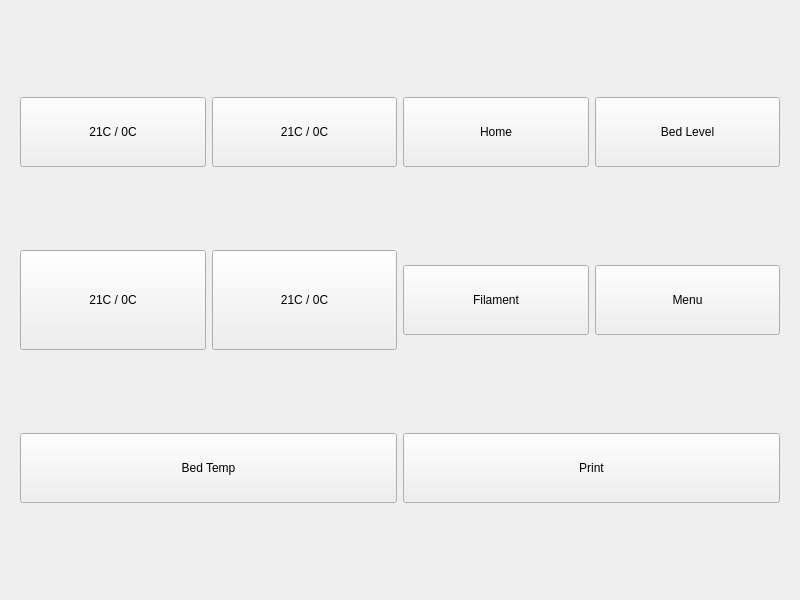
The window that form.ui (cpyarger/inker) describes before a commit, drawn with Qt 5.
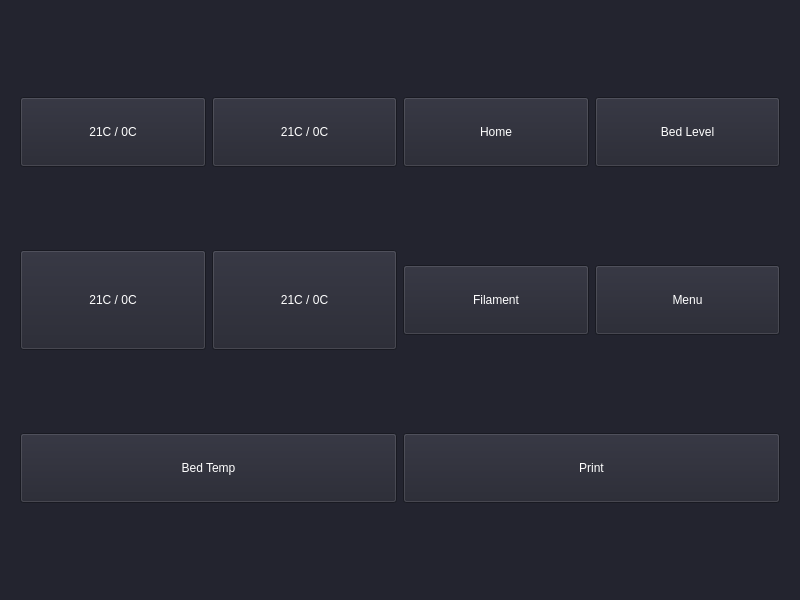
The same window after the commit. Icons and pictures are not drawn.

What changed in the file:
```diff
--- a/form.ui
+++ b/form.ui
@@ -16,6 +16,448 @@
     <verstretch>0</verstretch>
    </sizepolicy>
   </property>
+  <property name="palette">
+   <palette>
+    <active>
+     <colorrole role="WindowText">
+      <brush brushstyle="SolidPattern">
+       <color alpha="255">
+        <red>255</red>
+        <green>255</green>
+        <blue>255</blue>
+       </color>
+      </brush>
+     </colorrole>
+     <colorrole role="Button">
+      <brush brushstyle="SolidPattern">
+       <color alpha="255">
+        <red>35</red>
+        <green>36</green>
+        <blue>47</blue>
+       </color>
+      </brush>
+     </colorrole>
+     <colorrole role="Light">
+      <brush brushstyle="SolidPattern">
+       <color alpha="255">
+        <red>52</red>
+        <green>54</green>
+        <blue>70</blue>
+       </color>
+      </brush>
+     </colorrole>
+     <colorrole role="Midlight">
+      <brush brushstyle="SolidPattern">
+       <color alpha="255">
+        <red>43</red>
+        <green>45</green>
+        <blue>58</blue>
+       </color>
+      </brush>
+     </colorrole>
+     <colorrole role="Dark">
+      <brush brushstyle="SolidPattern">
+       <color alpha="255">
+        <red>17</red>
+        <green>18</green>
+        <blue>23</blue>
+       </color>
+      </brush>
+     </colorrole>
+     <colorrole role="Mid">
+      <brush brushstyle="SolidPattern">
+       <color alpha="255">
+        <red>23</red>
+        <green>24</green>
+        <blue>31</blue>
+       </color>
+      </brush>
+     </colorrole>
+     <colorrole role="Text">
+      <brush brushstyle="SolidPattern">
+       <color alpha="255">
+        <red>255</red>
+        <green>255</green>
+        <blue>255</blue>
+       </color>
+      </brush>
+     </colorrole>
+     <colorrole role="BrightText">
+      <brush brushstyle="SolidPattern">
+       <color alpha="255">
+        <red>255</red>
+        <green>255</green>
+        <blue>255</blue>
+       </color>
+      </brush>
+     </colorrole>
+     <colorrole role="ButtonText">
+      <brush brushstyle="SolidPattern">
+       <color alpha="255">
+        <red>255</red>
+        <green>255</green>
+        <blue>255</blue>
+       </color>
+      </brush>
+     </colorrole>
+     <colorrole role="Base">
+      <brush brushstyle="SolidPattern">
+       <color alpha="255">
+        <red>0</red>
+        <green>0</green>
+        <blue>0</blue>
+       </color>
+      </brush>
+     </colorrole>
+     <colorrole role="Window">
+      <brush brushstyle="SolidPattern">
+       <color alpha="255">
+        <red>35</red>
+        <green>36</green>
+        <blue>47</blue>
+       </color>
+      </brush>
+     </colorrole>
+     <colorrole role="Shadow">
+      <brush brushstyle="SolidPattern">
+       <color alpha="255">
+        <red>0</red>
+        <green>0</green>
+        <blue>0</blue>
+       </color>
+      </brush>
+     </colorrole>
+     <colorrole role="AlternateBase">
+      <brush brushstyle="SolidPattern">
+       <color alpha="255">
+        <red>17</red>
+        <green>18</green>
+        <blue>23</blue>
+       </color>
+      </brush>
+     </colorrole>
+     <colorrole role="ToolTipBase">
+      <brush brushstyle="SolidPattern">
+       <color alpha="255">
+        <red>255</red>
+        <green>255</green>
+        <blue>220</blue>
+       </color>
+      </brush>
+     </colorrole>
+     <colorrole role="ToolTipText">
+      <brush brushstyle="SolidPattern">
+       <color alpha="255">
+        <red>0</red>
+        <green>0</green>
+        <blue>0</blue>
+       </color>
+      </brush>
+     </colorrole>
+     <colorrole role="PlaceholderText">
+      <brush brushstyle="SolidPattern">
+       <color alpha="128">
+        <red>255</red>
+        <green>255</green>
+        <blue>255</blue>
+       </color>
+      </brush>
+     </colorrole>
+    </active>
+    <inactive>
+     <colorrole role="WindowText">
+      <brush brushstyle="SolidPattern">
+       <color alpha="255">
+        <red>255</red>
+        <green>255</green>
+        <blue>255</blue>
+       </color>
+      </brush>
+     </colorrole>
+     <colorrole role="Button">
+      <brush brushstyle="SolidPattern">
+       <color alpha="255">
+        <red>35</red>
+        <green>36</green>
+        <blue>47</blue>
+       </color>
+      </brush>
+     </colorrole>
+     <colorrole role="Light">
+      <brush brushstyle="SolidPattern">
+       <color alpha="255">
+        <red>52</red>
+        <green>54</green>
+        <blue>70</blue>
+       </color>
+      </brush>
+     </colorrole>
+     <colorrole role="Midlight">
+      <brush brushstyle="SolidPattern">
+       <color alpha="255">
+        <red>43</red>
+        <green>45</green>
+        <blue>58</blue>
+       </color>
+      </brush>
+     </colorrole>
+     <colorrole role="Dark">
+      <brush brushstyle="SolidPattern">
+       <color alpha="255">
+        <red>17</red>
+        <green>18</green>
+        <blue>23</blue>
+       </color>
+      </brush>
+     </colorrole>
+     <colorrole role="Mid">
+      <brush brushstyle="SolidPattern">
+       <color alpha="255">
+        <red>23</red>
+        <green>24</green>
+        <blue>31</blue>
+       </color>
+      </brush>
+     </colorrole>
+     <colorrole role="Text">
+      <brush brushstyle="SolidPattern">
+       <color alpha="255">
+        <red>255</red>
+        <green>255</green>
+        <blue>255</blue>
+       </color>
+      </brush>
+     </colorrole>
+     <colorrole role="BrightText">
+      <brush brushstyle="SolidPattern">
+       <color alpha="255">
+        <red>255</red>
+        <green>255</green>
+        <blue>255</blue>
+       </color>
+      </brush>
+     </colorrole>
+     <colorrole role="ButtonText">
+      <brush brushstyle="SolidPattern">
+       <color alpha="255">
+        <red>255</red>
+        <green>255</green>
+        <blue>255</blue>
+       </color>
+      </brush>
+     </colorrole>
+     <colorrole role="Base">
+      <brush brushstyle="SolidPattern">
+       <color alpha="255">
+        <red>0</red>
+        <green>0</green>
+        <blue>0</blue>
+       </color>
+      </brush>
+     </colorrole>
+     <colorrole role="Window">
+      <brush brushstyle="SolidPattern">
+       <color alpha="255">
+        <red>35</red>
+        <green>36</green>
+        <blue>47</blue>
+       </color>
+      </brush>
+     </colorrole>
+     <colorrole role="Shadow">
+      <brush brushstyle="SolidPattern">
+       <color alpha="255">
+        <red>0</red>
+        <green>0</green>
+        <blue>0</blue>
+       </color>
+      </brush>
+     </colorrole>
+     <colorrole role="AlternateBase">
+      <brush brushstyle="SolidPattern">
+       <color alpha="255">
+        <red>17</red>
+        <green>18</green>
+        <blue>23</blue>
+       </color>
+      </brush>
+     </colorrole>
+     <colorrole role="ToolTipBase">
+      <brush brushstyle="SolidPattern">
+       <color alpha="255">
+        <red>255</red>
+        <green>255</green>
+        <blue>220</blue>
+       </color>
+      </brush>
+     </colorrole>
+     <colorrole role="ToolTipText">
+      <brush brushstyle="SolidPattern">
+       <color alpha="255">
+        <red>0</red>
+        <green>0</green>
+        <blue>0</blue>
+       </color>
+      </brush>
+     </colorrole>
+     <colorrole role="PlaceholderText">
+      <brush brushstyle="SolidPattern">
+       <color alpha="128">
+        <red>255</red>
+        <green>255</green>
+        <blue>255</blue>
+       </color>
+      </brush>
+     </colorrole>
+    </inactive>
+    <disabled>
+     <colorrole role="WindowText">
+      <brush brushstyle="SolidPattern">
+       <color alpha="255">
+        <red>17</red>
+        <green>18</green>
+        <blue>23</blue>
+       </color>
+      </brush>
+     </colorrole>
+     <colorrole role="Button">
+      <brush brushstyle="SolidPattern">
+       <color alpha="255">
+        <red>35</red>
+        <green>36</green>
+        <blue>47</blue>
+       </color>
+      </brush>
+     </colorrole>
+     <colorrole role="Light">
+      <brush brushstyle="SolidPattern">
+       <color alpha="255">
+        <red>52</red>
+        <green>54</green>
+        <blue>70</blue>
+       </color>
+      </brush>
+     </colorrole>
+     <colorrole role="Midlight">
+      <brush brushstyle="SolidPattern">
+       <color alpha="255">
+        <red>43</red>
+        <green>45</green>
+        <blue>58</blue>
+       </color>
+      </brush>
+     </colorrole>
+     <colorrole role="Dark">
+      <brush brushstyle="SolidPattern">
+       <color alpha="255">
+        <red>17</red>
+        <green>18</green>
+        <blue>23</blue>
+       </color>
+      </brush>
+     </colorrole>
+     <colorrole role="Mid">
+      <brush brushstyle="SolidPattern">
+       <color alpha="255">
+        <red>23</red>
+        <green>24</green>
+        <blue>31</blue>
+       </color>
+      </brush>
+     </colorrole>
+     <colorrole role="Text">
+      <brush brushstyle="SolidPattern">
+       <color alpha="255">
+        <red>17</red>
+        <green>18</green>
+        <blue>23</blue>
+       </color>
+      </brush>
+     </colorrole>
+     <colorrole role="BrightText">
+      <brush brushstyle="SolidPattern">
+       <color alpha="255">
+        <red>255</red>
+        <green>255</green>
+        <blue>255</blue>
+       </color>
+      </brush>
+     </colorrole>
+     <colorrole role="ButtonText">
+      <brush brushstyle="SolidPattern">
+       <color alpha="255">
+        <red>17</red>
+        <green>18</green>
+        <blue>23</blue>
+       </color>
+      </brush>
+     </colorrole>
+     <colorrole role="Base">
+      <brush brushstyle="SolidPattern">
+       <color alpha="255">
+        <red>35</red>
+        <green>36</green>
+        <blue>47</blue>
+       </color>
+      </brush>
+     </colorrole>
+     <colorrole role="Window">
+      <brush brushstyle="SolidPattern">
+       <color alpha="255">
+        <red>35</red>
+        <green>36</green>
+        <blue>47</blue>
+       </color>
+      </brush>
+     </colorrole>
+     <colorrole role="Shadow">
+      <brush brushstyle="SolidPattern">
+       <color alpha="255">
+        <red>0</red>
+        <green>0</green>
+        <blue>0</blue>
+       </color>
+      </brush>
+     </colorrole>
+     <colorrole role="AlternateBase">
+      <brush brushstyle="SolidPattern">
+       <color alpha="255">
+        <red>35</red>
+        <green>36</green>
+        <blue>47</blue>
+       </color>
+      </brush>
+     </colorrole>
+     <colorrole role="ToolTipBase">
+      <brush brushstyle="SolidPattern">
+       <color alpha="255">
+        <red>255</red>
+        <green>255</green>
+        <blue>220</blue>
+       </color>
+      </brush>
+     </colorrole>
+     <colorrole role="ToolTipText">
+      <brush brushstyle="SolidPattern">
+       <color alpha="255">
+        <red>0</red>
+        <green>0</green>
+        <blue>0</blue>
+       </color>
+      </brush>
+     </colorrole>
+     <colorrole role="PlaceholderText">
+      <brush brushstyle="SolidPattern">
+       <color alpha="128">
+        <red>255</red>
+        <green>255</green>
+        <blue>255</blue>
+       </color>
+      </brush>
+     </colorrole>
+    </disabled>
+   </palette>
+  </property>
   <property name="windowTitle">
    <string>Inker</string>
   </property>
```
